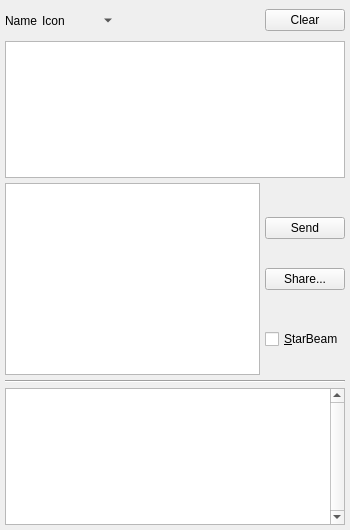
Qt form branches/trunk/UI/spot-on-chatwindow.ui (textbrowser/spot-on) before a commit.
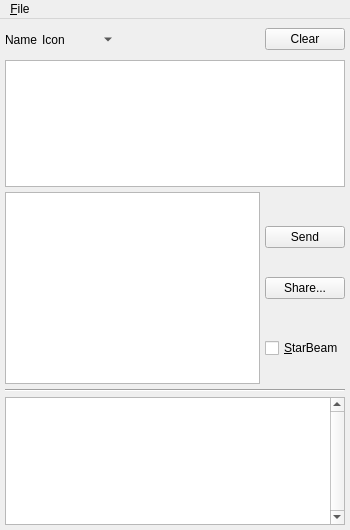
The same form after that commit. Icons and pictures are not drawn. Custom widgets are drawn as their Qt base class.

Commit message: Menu. Some X11 systems do not adhere to Qt's request to display window borders.

Patch:
```diff
--- a/branches/trunk/UI/spot-on-chatwindow.ui
+++ b/branches/trunk/UI/spot-on-chatwindow.ui
@@ -243,6 +243,31 @@
     </item>
    </layout>
   </widget>
+  <widget class="QMenuBar" name="menuBar">
+   <property name="geometry">
+    <rect>
+     <x>0</x>
+     <y>0</y>
+     <width>350</width>
+     <height>20</height>
+    </rect>
+   </property>
+   <widget class="QMenu" name="menu_File">
+    <property name="title">
+     <string>&amp;File</string>
+    </property>
+    <addaction name="action_Close"/>
+   </widget>
+   <addaction name="menu_File"/>
+  </widget>
+  <action name="action_Close">
+   <property name="text">
+    <string>&amp;Close</string>
+   </property>
+   <property name="shortcut">
+    <string>Esc</string>
+   </property>
+  </action>
  </widget>
  <customwidgets>
   <customwidget>
```
